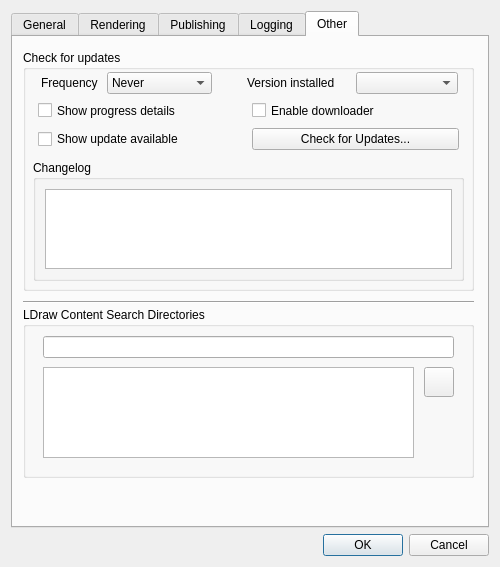
Before: the Qt Designer form mainApp/preferences.ui in trevorsandy/lpub3d-ci, drawn with Qt 5.
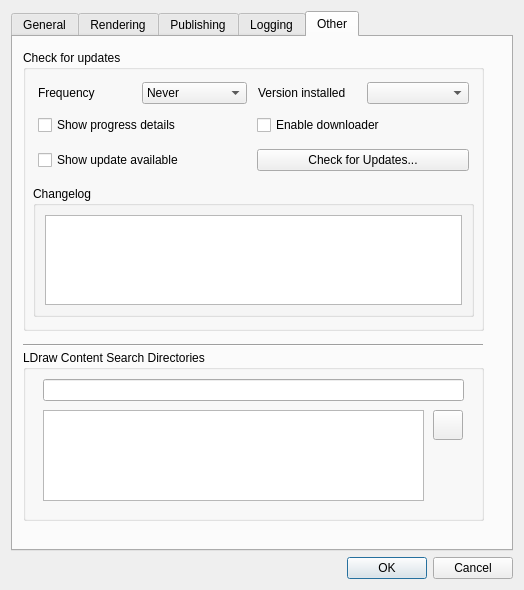
After: the same form once the commit is applied. The open tabs and pages were chosen to show the change. Icons and pictures are not drawn.

Commit message: Change - Update preferences dialogue window settings

What changed in the file:
```diff
--- a/mainApp/preferences.ui
+++ b/mainApp/preferences.ui
@@ -7,13 +7,22 @@
    <rect>
     <x>0</x>
     <y>0</y>
-    <width>500</width>
-    <height>567</height>
+    <width>524</width>
+    <height>590</height>
    </rect>
   </property>
+  <property name="sizePolicy">
+   <sizepolicy hsizetype="Expanding" vsizetype="Expanding">
+    <horstretch>0</horstretch>
+    <verstretch>0</verstretch>
+   </sizepolicy>
+  </property>
   <property name="windowTitle">
    <string>LPub3D Preferences</string>
   </property>
+  <property name="sizeGripEnabled">
+   <bool>false</bool>
+  </property>
   <layout class="QGridLayout" name="gridLayout_6">
    <item row="2" column="0">
     <widget class="QDialogButtonBox" name="buttonBox">
@@ -1297,10 +1306,16 @@
         <rect>
          <x>10</x>
          <y>13</y>
-         <width>451</width>
-         <height>241</height>
+         <width>461</width>
+         <height>281</height>
         </rect>
        </property>
+       <property name="sizePolicy">
+        <sizepolicy hsizetype="Expanding" vsizetype="Expanding">
+         <horstretch>0</horstretch>
+         <verstretch>0</verstretch>
+        </sizepolicy>
+       </property>
        <property name="toolTip">
         <string>Check for newer version online.</string>
        </property>
@@ -1311,11 +1326,17 @@
         <property name="geometry">
          <rect>
           <x>10</x>
-          <y>110</y>
-          <width>431</width>
-          <height>121</height>
+          <y>136</y>
+          <width>441</width>
+          <height>131</height>
          </rect>
         </property>
+        <property name="sizePolicy">
+         <sizepolicy hsizetype="Expanding" vsizetype="Expanding">
+          <horstretch>0</horstretch>
+          <verstretch>0</verstretch>
+         </sizepolicy>
+        </property>
         <property name="title">
          <string>Changelog</string>
         </property>
@@ -1340,9 +1361,9 @@
         <property name="geometry">
          <rect>
           <x>15</x>
-          <y>51</y>
-          <width>421</width>
-          <height>19</height>
+          <y>65</y>
+          <width>431</width>
+          <height>20</height>
          </rect>
         </property>
         <layout class="QHBoxLayout" name="horizontalLayout_8">
@@ -1375,9 +1396,9 @@
         <property name="geometry">
          <rect>
           <x>15</x>
-          <y>77</y>
-          <width>421</width>
-          <height>25</height>
+          <y>94</y>
+          <width>431</width>
+          <height>32</height>
          </rect>
         </property>
         <layout class="QHBoxLayout" name="horizontalLayout_9">
@@ -1409,10 +1430,10 @@
        <widget class="QWidget" name="layoutWidget7">
         <property name="geometry">
          <rect>
-          <x>18</x>
-          <y>22</y>
-          <width>171</width>
-          <height>22</height>
+          <x>15</x>
+          <y>30</y>
+          <width>209</width>
+          <height>26</height>
          </rect>
         </property>
         <layout class="QHBoxLayout" name="horizontalLayout_6">
@@ -1458,10 +1479,10 @@
        <widget class="QWidget" name="layoutWidget8">
         <property name="geometry">
          <rect>
-          <x>224</x>
-          <y>22</y>
+          <x>235</x>
+          <y>30</y>
           <width>211</width>
-          <height>22</height>
+          <height>26</height>
          </rect>
         </property>
         <layout class="QHBoxLayout" name="horizontalLayout_7">
@@ -1492,8 +1513,8 @@
        <property name="geometry">
         <rect>
          <x>10</x>
-         <y>257</y>
-         <width>451</width>
+         <y>300</y>
+         <width>460</width>
          <height>16</height>
         </rect>
        </property>
@@ -1505,11 +1526,17 @@
        <property name="geometry">
         <rect>
          <x>10</x>
-         <y>270</y>
-         <width>451</width>
+         <y>313</y>
+         <width>461</width>
          <height>171</height>
         </rect>
        </property>
+       <property name="sizePolicy">
+        <sizepolicy hsizetype="Expanding" vsizetype="Expanding">
+         <horstretch>0</horstretch>
+         <verstretch>0</verstretch>
+        </sizepolicy>
+       </property>
        <property name="title">
         <string>LDraw Content Search Directories</string>
        </property>
@@ -1521,7 +1548,7 @@
          <rect>
           <x>20</x>
           <y>60</y>
-          <width>371</width>
+          <width>381</width>
           <height>91</height>
          </rect>
         </property>
@@ -1538,7 +1565,7 @@
        <widget class="QPushButton" name="pushButtonReset">
         <property name="geometry">
          <rect>
-          <x>401</x>
+          <x>410</x>
           <y>60</y>
           <width>30</width>
           <height>30</height>
@@ -1566,7 +1593,7 @@
          <rect>
           <x>20</x>
           <y>29</y>
-          <width>411</width>
+          <width>421</width>
           <height>22</height>
          </rect>
         </property>
```
Left out of the diff: 60 changed lines with no effect on the pictures. The commit also changes 1 other file.
